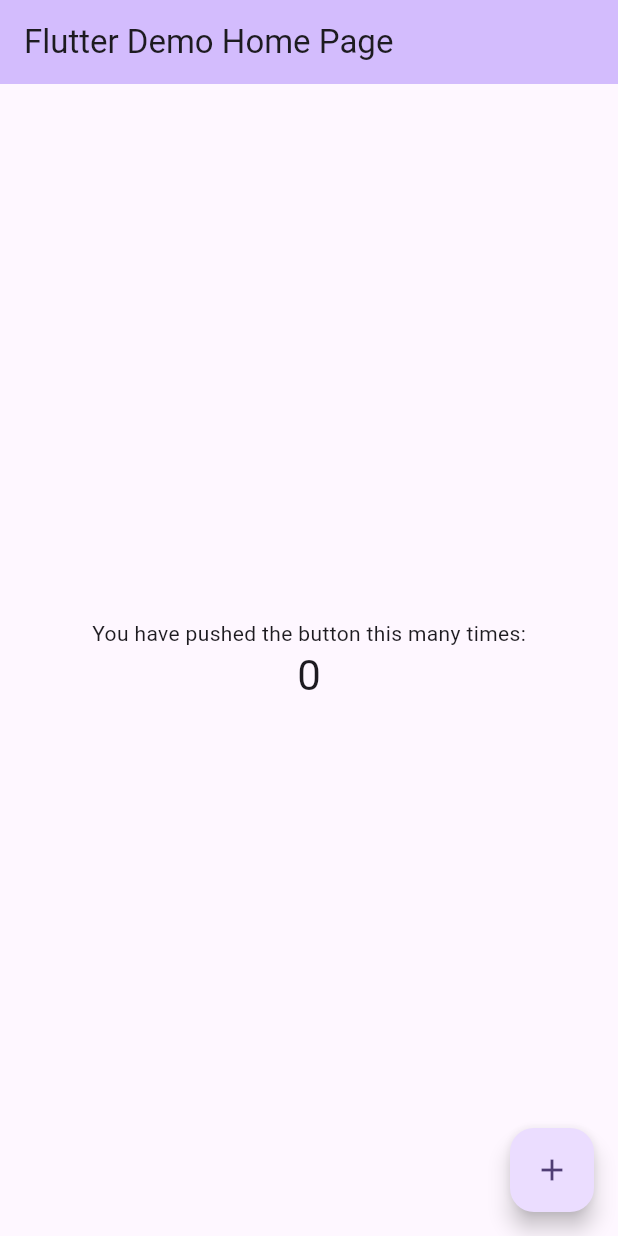
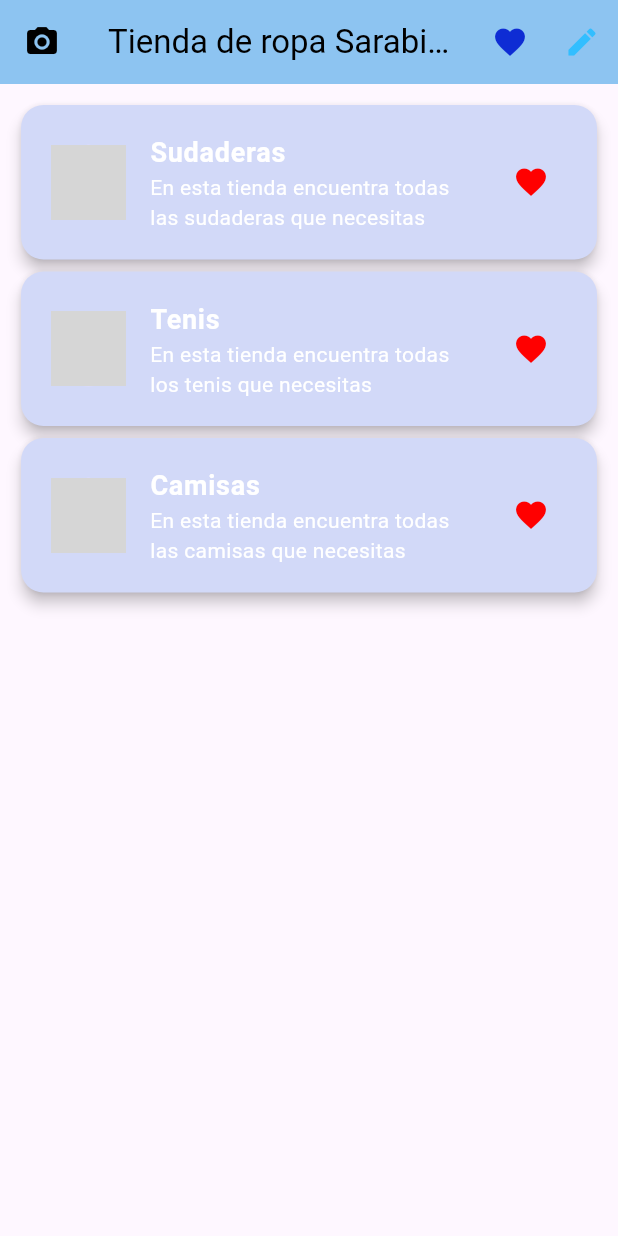
Before and after one commit to JenniferSarabia/Act7_listas-tarjetas-6J-11-febrero-20266, a Flutter app: the screen it shows after launch, on a phone screen of 412 x 824 dp. Run offline on Flutter 3.47's test engine with Material 3 defaults, Android fonts, the phone set to English and light mode, and no system bars; network calls fail; grey boxes are pictures that could not be loaded.

Commit message:
tiendaderopa

```diff
--- a/lib/main.dart
+++ b/lib/main.dart
@@ -1,122 +1,104 @@
+
 import 'package:flutter/material.dart';
 
-void main() {
-  runApp(const MyApp());
-}
+void main() => runApp(const AppLibreria());
 
-class MyApp extends StatelessWidget {
-  const MyApp({super.key});
+class AppLibreria extends StatelessWidget {
+  const AppLibreria({super.key});
 
-  // This widget is the root of your application.
   @override
   Widget build(BuildContext context) {
-    return MaterialApp(
-      title: 'Flutter Demo',
-      theme: ThemeData(
-        // This is the theme of your application.
-        //
-        // TRY THIS: Try running your application with "flutter run". You'll see
-        // the application has a purple toolbar. Then, without quitting the app,
-        // try changing the seedColor in the colorScheme below to Colors.green
-        // and then invoke "hot reload" (save your changes or press the "hot
-        // reload" button in a Flutter-supported IDE, or press "r" if you used
-        // the command line to start the app).
-        //
-        // Notice that the counter didn't reset back to zero; the application
-        // state is not lost during the reload. To reset the state, use hot
-        // restart instead.
-        //
-        // This works for code too, not just values: Most code changes can be
-        // tested with just a hot reload.
-        colorScheme: ColorScheme.fromSeed(seedColor: Colors.deepPurple),
-      ),
-      home: const MyHomePage(title: 'Flutter Demo Home Page'),
+    return const MaterialApp(
+      debugShowCheckedModeBanner: false,
+      home: Productos()
     );
   }
 }
 
-class MyHomePage extends StatefulWidget {
-  const MyHomePage({super.key, required this.title});
-
-  // This widget is the home page of your application. It is stateful, meaning
-  // that it has a State object (defined below) that contains fields that affect
-  // how it looks.
-
-  // This class is the configuration for the state. It holds the values (in this
-  // case the title) provided by the parent (in this case the App widget) and
-  // used by the build method of the State. Fields in a Widget subclass are
-  // always marked "final".
-
-  final String title;
-
-  @override
-  State<MyHomePage> createState() => _MyHomePageState();
-}
-
-class _MyHomePageState extends State<MyHomePage> {
-  int _counter = 0;
-
-  void _incrementCounter() {
-    setState(() {
-      // This call to setState tells the Flutter framework that something has
-      // changed in this State, which causes it to rerun the build method below
-      // so that the display can reflect the updated values. If we changed
-      // _counter without calling setState(), then the build method would not be
-      // called again, and so nothing would appear to happen.
-      _counter++;
-    });
-  }
+class Productos extends StatelessWidget {
+  const Productos({super.key});
 
   @override
   Widget build(BuildContext context) {
-    // This method is rerun every time setState is called, for instance as done
-    // by the _incrementCounter method above.
-    //
-    // The Flutter framework has been optimized to make rerunning build methods
-    // fast, so that you can just rebuild anything that needs updating rather
-    // than having to individually change instances of widgets.
+    // 1. Definimos la lista 'items' que te faltaba
+    final List<Map<String, String>> items = [
+      {
+        'titulo': 'Sudaderas',
+        'subtitulo': 'En esta tienda encuentra todas las sudaderas que necesitas',
+        'img': 'https://raw.githubusercontent.com/JenniferSarabia/Imagenes-para-Flutter-6J-11-Febrero/refs/heads/main/imagen1.jpg'
+      },
+      {
+        'titulo': 'Tenis',
+        'subtitulo': 'En esta tienda encuentra todas los tenis que necesitas',
+        'img': 'https://raw.githubusercontent.com/JenniferSarabia/Imagenes-para-Flutter-6J-11-Febrero/refs/heads/main/gettyimages-1390267183-612x612.jpg'
+      },
+      {
+        'titulo': 'Camisas',
+        'subtitulo': 'En esta tienda encuentra todas las camisas que necesitas',
+        'img': 'https://raw.githubusercontent.com/JenniferSarabia/Imagenes-para-Flutter-6J-11-Febrero/refs/heads/main/depositphotos_3554179-stock-photo-shopping-in-a-causal-clothing.jpg'
+      },
+    ];
+
     return Scaffold(
       appBar: AppBar(
-        // TRY THIS: Try changing the color here to a specific color (to
-        // Colors.amber, perhaps?) and trigger a hot reload to see the AppBar
-        // change color while the other colors stay the same.
-        backgroundColor: Theme.of(context).colorScheme.inversePrimary,
-        // Here we take the value from the MyHomePage object that was created by
-        // the App.build method, and use it to set our appbar title.
-        title: Text(widget.title),
+        title: const Text(
+          'Tienda de ropa Sarabia 6J',
+          style: TextStyle(color: Colors.black),
+        ),
+        centerTitle: true,
+        backgroundColor: const Color.fromARGB(255, 141, 196, 241),
+        leading: const Icon(
+          Icons.camera_alt,
+          color: Colors.black,
+        ),
+        actions: [
+          IconButton(
+            icon: const Icon(Icons.favorite, color: Color.fromARGB(255, 14, 44, 212)),
+            onPressed: () {},
+          ),
+          IconButton(
+            icon: const Icon(Icons.edit, color: Color.fromARGB(255, 50, 190, 255)),
+            onPressed: () {},
+          ),
+        ],
       ),
-      body: Center(
-        // Center is a layout widget. It takes a single child and positions it
-        // in the middle of the parent.
+      body: Padding(
+        padding: const EdgeInsets.all(10.0),
         child: Column(
-          // Column is also a layout widget. It takes a list of children and
-          // arranges them vertically. By default, it sizes itself to fit its
-          // children horizontally, and tries to be as tall as its parent.
-          //
-          // Column has various properties to control how it sizes itself and
-          // how it positions its children. Here we use mainAxisAlignment to
-          // center the children vertically; the main axis here is the vertical
-          // axis because Columns are vertical (the cross axis would be
-          // horizontal).
-          //
-          // TRY THIS: Invoke "debug painting" (choose the "Toggle Debug Paint"
-          // action in the IDE, or press "p" in the console), to see the
-          // wireframe for each widget.
-          mainAxisAlignment: MainAxisAlignment.center,
-          children: <Widget>[
-            const Text('You have pushed the button this many times:'),
-            Text(
-              '$_counter',
-              style: Theme.of(context).textTheme.headlineMedium,
-            ),
-          ],
+          children: items.map((item) {
+            return Card(
+              color: const Color.fromARGB(255, 210, 217, 248),
+              elevation: 4,
+              shape: RoundedRectangleBorder(
+                borderRadius: BorderRadius.circular(15),
+              ),
+              child: ListTile(
+                contentPadding: const EdgeInsets.symmetric(horizontal: 20, vertical: 10),
+                leading: CircleAvatar(
+                  backgroundImage: NetworkImage(item['img']!),
+                  radius: 25,
+                ),
+                title: Text(
+                  item['titulo']!,
+                  style: const TextStyle(
+                    color: Colors.white,
+                    fontWeight: FontWeight.bold,
+                    fontSize: 18,
+                  ),
+                ),
+                subtitle: Text(
+                  item['subtitulo']!,
+                  style: const TextStyle(color: Color.fromARGB(255, 255, 255, 255)),
+                ),
+                trailing: IconButton(
+                  icon: const Icon(Icons.favorite, color: Color.fromARGB(255, 255, 0, 0)),
+                  onPressed: () {},
+                ),
+              ),
+            );
+          }).toList(),
         ),
       ),
-      floatingActionButton: FloatingActionButton(
-        onPressed: _incrementCounter,
-        tooltip: 'Increment',
-        child: const Icon(Icons.add),
-      ), // This trailing comma makes auto-formatting nicer for build methods.
     );
   }
 }
```
